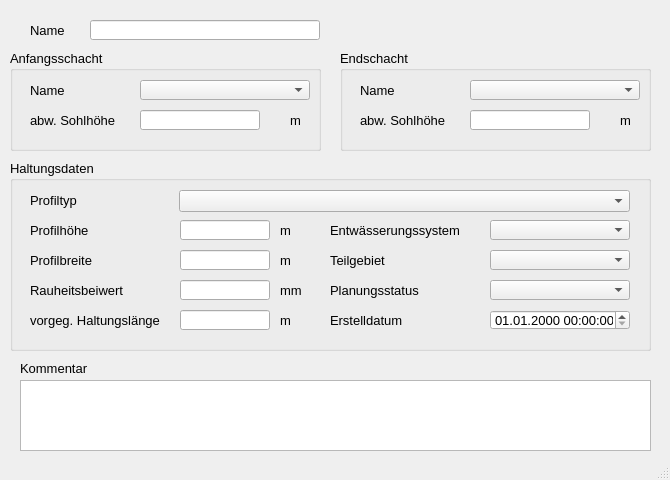
Before: the Qt Designer form qkan/forms/qkan_qregler.ui in hoettges/QKan, drawn with Qt 5.
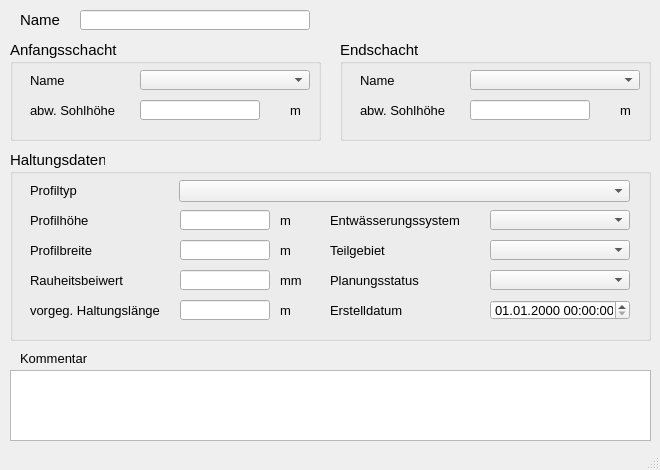
After: the same form once the commit is applied. Custom widgets are drawn as their Qt base class.

```diff
--- a/qkan/forms/qkan_qregler.ui
+++ b/qkan/forms/qkan_qregler.ui
@@ -9,8 +9,8 @@
    <rect>
     <x>0</x>
     <y>0</y>
-    <width>670</width>
-    <height>480</height>
+    <width>660</width>
+    <height>470</height>
    </rect>
   </property>
   <property name="sizePolicy">
@@ -21,8 +21,8 @@
   </property>
   <property name="minimumSize">
    <size>
-    <width>670</width>
-    <height>480</height>
+    <width>660</width>
+    <height>470</height>
    </size>
   </property>
   <property name="maximumSize">
@@ -50,8 +50,8 @@
    <widget class="QLabel" name="label">
     <property name="geometry">
      <rect>
-      <x>30</x>
-      <y>20</y>
+      <x>20</x>
+      <y>10</y>
       <width>40</width>
       <height>20</height>
      </rect>
@@ -59,7 +59,7 @@
     <property name="font">
      <font>
       <family>Tahoma</family>
-      <pointsize>10</pointsize>
+      <pointsize>11</pointsize>
      </font>
     </property>
     <property name="text">
@@ -69,8 +69,8 @@
    <widget class="QLineEdit" name="haltnam">
     <property name="geometry">
      <rect>
-      <x>90</x>
-      <y>20</y>
+      <x>80</x>
+      <y>10</y>
       <width>230</width>
       <height>20</height>
      </rect>
@@ -85,9 +85,9 @@
    <widget class="QTextEdit" name="kommentar">
     <property name="geometry">
      <rect>
-      <x>20</x>
-      <y>380</y>
-      <width>631</width>
+      <x>10</x>
+      <y>370</y>
+      <width>641</width>
       <height>71</height>
      </rect>
     </property>
@@ -102,7 +102,7 @@
     <property name="geometry">
      <rect>
       <x>20</x>
-      <y>360</y>
+      <y>350</y>
       <width>81</width>
       <height>16</height>
      </rect>
@@ -121,7 +121,7 @@
     <property name="geometry">
      <rect>
       <x>10</x>
-      <y>160</y>
+      <y>150</y>
       <width>641</width>
       <height>191</height>
      </rect>
@@ -129,7 +129,7 @@
     <property name="font">
      <font>
       <family>Tahoma</family>
-      <pointsize>10</pointsize>
+      <pointsize>11</pointsize>
      </font>
     </property>
     <property name="title">
@@ -166,6 +166,18 @@
        <height>20</height>
       </rect>
      </property>
+     <property name="font">
+      <font>
+       <family>Tahoma</family>
+       <pointsize>10</pointsize>
+      </font>
+     </property>
+     <property name="toolTip">
+      <string>&lt;html&gt;&lt;head/&gt;&lt;body&gt;&lt;p&gt;&lt;span style=&quot; font-family:'Calibri','sans-serif';&quot;&gt;Manning-Strickler Beiwert (kst)&lt;/span&gt;&lt;/p&gt;&lt;/body&gt;&lt;/html&gt;</string>
+     </property>
+     <property name="statusTip">
+      <string>Manning-Strickler Beiwert (kst)</string>
+     </property>
     </widget>
     <widget class="QLabel" name="label_7">
      <property name="geometry">
@@ -176,6 +188,12 @@
        <height>21</height>
       </rect>
      </property>
+     <property name="font">
+      <font>
+       <family>Tahoma</family>
+       <pointsize>10</pointsize>
+      </font>
+     </property>
      <property name="text">
       <string>Profilbreite</string>
      </property>
@@ -189,6 +207,18 @@
        <height>20</height>
       </rect>
      </property>
+     <property name="font">
+      <font>
+       <family>Tahoma</family>
+       <pointsize>10</pointsize>
+      </font>
+     </property>
+     <property name="toolTip">
+      <string>&lt;html&gt;&lt;head/&gt;&lt;body&gt;&lt;p&gt;zur Zuordnung auf ein selbstständig festgelegtes Teilgebiet&lt;/p&gt;&lt;/body&gt;&lt;/html&gt;</string>
+     </property>
+     <property name="statusTip">
+      <string>zur Zuordnung auf ein selbstständig festgelegtes Teilgebiet</string>
+     </property>
     </widget>
     <widget class="QLabel" name="label_20">
      <property name="geometry">
@@ -199,6 +229,12 @@
        <height>21</height>
       </rect>
      </property>
+     <property name="font">
+      <font>
+       <family>Tahoma</family>
+       <pointsize>10</pointsize>
+      </font>
+     </property>
      <property name="text">
       <string>m </string>
      </property>
@@ -212,6 +248,12 @@
        <height>20</height>
       </rect>
      </property>
+     <property name="font">
+      <font>
+       <family>Tahoma</family>
+       <pointsize>10</pointsize>
+      </font>
+     </property>
      <property name="text">
       <string>m </string>
      </property>
@@ -225,6 +267,12 @@
        <height>20</height>
       </rect>
      </property>
+     <property name="font">
+      <font>
+       <family>Tahoma</family>
+       <pointsize>10</pointsize>
+      </font>
+     </property>
      <property name="toolTip">
       <string>&lt;html&gt;&lt;head/&gt;&lt;body&gt;&lt;p&gt;&lt;span style=&quot; font-size:10pt;&quot;&gt;vorgegebene Haltungslänge, falls diese nicht automatisch berechnet werden soll&lt;/span&gt;&lt;/p&gt;&lt;/body&gt;&lt;/html&gt;</string>
      </property>
@@ -241,6 +289,12 @@
        <height>21</height>
       </rect>
      </property>
+     <property name="font">
+      <font>
+       <family>Tahoma</family>
+       <pointsize>10</pointsize>
+      </font>
+     </property>
      <property name="text">
       <string>Erstelldatum</string>
      </property>
@@ -254,6 +308,18 @@
        <height>20</height>
       </rect>
      </property>
+     <property name="font">
+      <font>
+       <family>Tahoma</family>
+       <pointsize>10</pointsize>
+      </font>
+     </property>
+     <property name="toolTip">
+      <string>&lt;html&gt;&lt;head/&gt;&lt;body&gt;&lt;p&gt;vorh. Entwässerungssystem (z.B. Mischwasser, Regenwasser etc.)&lt;/p&gt;&lt;/body&gt;&lt;/html&gt;</string>
+     </property>
+     <property name="statusTip">
+      <string>vorh. Entwässerungssystem (z.B. Mischwasser, Regenwasser etc.)</string>
+     </property>
     </widget>
     <widget class="QComboBox" name="profilnam">
      <property name="geometry">
@@ -264,6 +330,18 @@
        <height>22</height>
       </rect>
      </property>
+     <property name="font">
+      <font>
+       <family>Tahoma</family>
+       <pointsize>10</pointsize>
+      </font>
+     </property>
+     <property name="toolTip">
+      <string>&lt;html&gt;&lt;head/&gt;&lt;body&gt;&lt;p&gt;Profiltyp für das Rohr&lt;/p&gt;&lt;/body&gt;&lt;/html&gt;</string>
+     </property>
+     <property name="statusTip">
+      <string>Profiltyp für das Rohr</string>
+     </property>
     </widget>
     <widget class="QLabel" name="label_54">
      <property name="geometry">
@@ -274,6 +352,12 @@
        <height>21</height>
       </rect>
      </property>
+     <property name="font">
+      <font>
+       <family>Tahoma</family>
+       <pointsize>10</pointsize>
+      </font>
+     </property>
      <property name="text">
       <string>Profiltyp</string>
      </property>
@@ -287,6 +371,12 @@
        <height>21</height>
       </rect>
      </property>
+     <property name="font">
+      <font>
+       <family>Tahoma</family>
+       <pointsize>10</pointsize>
+      </font>
+     </property>
      <property name="text">
       <string>vorgeg. Haltungslänge</string>
      </property>
@@ -300,6 +390,12 @@
        <height>21</height>
       </rect>
      </property>
+     <property name="font">
+      <font>
+       <family>Tahoma</family>
+       <pointsize>10</pointsize>
+      </font>
+     </property>
      <property name="text">
       <string>Teilgebiet</string>
      </property>
@@ -316,6 +412,12 @@
        <height>21</height>
       </rect>
      </property>
+     <property name="font">
+      <font>
+       <family>Tahoma</family>
+       <pointsize>10</pointsize>
+      </font>
+     </property>
      <property name="text">
       <string>Entwässerungssystem</string>
      </property>
@@ -329,6 +431,18 @@
        <height>20</height>
       </rect>
      </property>
+     <property name="font">
+      <font>
+       <family>Tahoma</family>
+       <pointsize>10</pointsize>
+      </font>
+     </property>
+     <property name="toolTip">
+      <string>&lt;html&gt;&lt;head/&gt;&lt;body&gt;&lt;p&gt;Bedeutung hängt vom Profiltyp ab&lt;/p&gt;&lt;/body&gt;&lt;/html&gt;</string>
+     </property>
+     <property name="statusTip">
+      <string>Bedeutung hängt vom Profiltyp ab</string>
+     </property>
     </widget>
     <widget class="QLabel" name="label_10">
      <property name="geometry">
@@ -339,6 +453,12 @@
        <height>21</height>
       </rect>
      </property>
+     <property name="font">
+      <font>
+       <family>Tahoma</family>
+       <pointsize>10</pointsize>
+      </font>
+     </property>
      <property name="text">
       <string>Planungsstatus</string>
      </property>
@@ -355,6 +475,12 @@
        <height>21</height>
       </rect>
      </property>
+     <property name="font">
+      <font>
+       <family>Tahoma</family>
+       <pointsize>10</pointsize>
+      </font>
+     </property>
      <property name="text">
       <string>m </string>
      </property>
@@ -368,6 +494,18 @@
        <height>20</height>
       </rect>
      </property>
+     <property name="font">
+      <font>
+       <family>Tahoma</family>
+       <pointsize>10</pointsize>
+      </font>
+     </property>
+     <property name="toolTip">
+      <string>&lt;html&gt;&lt;head/&gt;&lt;body&gt;&lt;p&gt;Bedeutung hängt vom Profiltyp ab&lt;/p&gt;&lt;/body&gt;&lt;/html&gt;</string>
+     </property>
+     <property name="statusTip">
+      <string>Bedeutung hängt vom Profiltyp ab</string>
+     </property>
     </widget>
     <widget class="QLabel" name="label_6">
      <property name="geometry">
@@ -378,6 +516,12 @@
        <height>21</height>
       </rect>
      </property>
+     <property name="font">
+      <font>
+       <family>Tahoma</family>
+       <pointsize>10</pointsize>
+      </font>
+     </property>
      <property name="text">
       <string>Profilhöhe</string>
      </property>
@@ -391,6 +535,12 @@
        <height>21</height>
       </rect>
      </property>
+     <property name="font">
+      <font>
+       <family>Tahoma</family>
+       <pointsize>10</pointsize>
+      </font>
+     </property>
      <property name="text">
       <string>mm</string>
      </property>
@@ -404,6 +554,12 @@
        <height>20</height>
       </rect>
      </property>
+     <property name="font">
+      <font>
+       <family>Tahoma</family>
+       <pointsize>10</pointsize>
+      </font>
+     </property>
      <property name="text">
       <string>Rauheitsbeiwert</string>
      </property>
@@ -417,13 +573,25 @@
        <height>20</height>
       </rect>
      </property>
+     <property name="font">
+      <font>
+       <family>Tahoma</family>
+       <pointsize>10</pointsize>
+      </font>
+     </property>
+     <property name="toolTip">
+      <string>&lt;html&gt;&lt;head/&gt;&lt;body&gt;&lt;p&gt;&lt;span style=&quot; font-family:'Calibri','sans-serif';&quot;&gt;aktueller Status (z.B. vorhanden, in Planung etc.)&lt;/span&gt;&lt;/p&gt;&lt;/body&gt;&lt;/html&gt;</string>
+     </property>
+     <property name="statusTip">
+      <string>aktueller Status (z.B. vorhanden, in Planung etc.)</string>
+     </property>
     </widget>
    </widget>
    <widget class="QGroupBox" name="groupBox_3">
     <property name="geometry">
      <rect>
       <x>340</x>
-      <y>50</y>
+      <y>40</y>
       <width>311</width>
       <height>101</height>
      </rect>
@@ -431,7 +599,7 @@
     <property name="font">
      <font>
       <family>Tahoma</family>
-      <pointsize>10</pointsize>
+      <pointsize>11</pointsize>
      </font>
     </property>
     <property name="title">
@@ -446,6 +614,12 @@
        <height>20</height>
       </rect>
      </property>
+     <property name="font">
+      <font>
+       <family>Tahoma</family>
+       <pointsize>10</pointsize>
+      </font>
+     </property>
      <property name="toolTip">
       <string>von Schachtsohle abweichende Sohlhöhe</string>
      </property>
@@ -462,6 +636,12 @@
        <height>21</height>
       </rect>
      </property>
+     <property name="font">
+      <font>
+       <family>Tahoma</family>
+       <pointsize>10</pointsize>
+      </font>
+     </property>
      <property name="text">
       <string>Name</string>
      </property>
@@ -475,6 +655,12 @@
        <height>21</height>
       </rect>
      </property>
+     <property name="font">
+      <font>
+       <family>Tahoma</family>
+       <pointsize>10</pointsize>
+      </font>
+     </property>
      <property name="text">
       <string>abw. Sohlhöhe</string>
      </property>
@@ -488,6 +674,12 @@
        <height>21</height>
       </rect>
      </property>
+     <property name="font">
+      <font>
+       <family>Tahoma</family>
+       <pointsize>10</pointsize>
+      </font>
+     </property>
      <property name="text">
       <string>m</string>
      </property>
@@ -501,13 +693,25 @@
        <height>20</height>
       </rect>
      </property>
+     <property name="font">
+      <font>
+       <family>Tahoma</family>
+       <pointsize>10</pointsize>
+      </font>
+     </property>
+     <property name="toolTip">
+      <string>&lt;html&gt;&lt;head/&gt;&lt;body&gt;&lt;p&gt;&lt;span style=&quot; font-family:'Calibri','sans-serif';&quot;&gt;Name des unteren Schachts&lt;/span&gt;&lt;/p&gt;&lt;/body&gt;&lt;/html&gt;</string>
+     </property>
+     <property name="statusTip">
+      <string>Name des unteren Schachts</string>
+     </property>
     </widget>
    </widget>
    <widget class="QGroupBox" name="groupBox">
     <property name="geometry">
      <rect>
       <x>10</x>
-      <y>50</y>
+      <y>40</y>
       <width>311</width>
       <height>101</height>
      </rect>
@@ -515,7 +719,7 @@
     <property name="font">
      <font>
       <family>Tahoma</family>
-      <pointsize>10</pointsize>
+      <pointsize>11</pointsize>
      </font>
     </property>
     <property name="title">
@@ -530,6 +734,12 @@
        <height>21</height>
       </rect>
      </property>
+     <property name="font">
+      <font>
+       <family>Tahoma</family>
+       <pointsize>10</pointsize>
+      </font>
+     </property>
      <property name="text">
       <string>Name</string>
      </property>
@@ -543,6 +753,12 @@
        <height>21</height>
       </rect>
      </property>
+     <property name="font">
+      <font>
+       <family>Tahoma</family>
+       <pointsize>10</pointsize>
+      </font>
+     </property>
      <property name="text">
       <string>abw. Sohlhöhe</string>
      </property>
@@ -556,6 +772,12 @@
        <height>21</height>
       </rect>
      </property>
+     <property name="font">
+      <font>
+       <family>Tahoma</family>
+       <pointsize>10</pointsize>
+      </font>
+     </property>
      <property name="text">
       <string>m</string>
      </property>
@@ -569,6 +791,18 @@
        <height>20</height>
       </rect>
      </property>
+     <property name="font">
+      <font>
+       <family>Tahoma</family>
+       <pointsize>10</pointsize>
+      </font>
+     </property>
+     <property name="toolTip">
+      <string>&lt;html&gt;&lt;head/&gt;&lt;body&gt;&lt;p&gt;&lt;span style=&quot; font-family:'Calibri','sans-serif';&quot;&gt;Name des oberen Schachts&lt;/span&gt;&lt;/p&gt;&lt;/body&gt;&lt;/html&gt;</string>
+     </property>
+     <property name="statusTip">
+      <string>Name des oberen Schachts</string>
+     </property>
     </widget>
     <widget class="QLineEdit" name="sohleoben">
      <property name="geometry">
@@ -579,6 +813,12 @@
        <height>20</height>
       </rect>
      </property>
+     <property name="font">
+      <font>
+       <family>Tahoma</family>
+       <pointsize>10</pointsize>
+      </font>
+     </property>
      <property name="toolTip">
       <string>von Schachtsohle abweichende Sohlhöhe</string>
      </property>
```
Left out of the diff: 14 changed lines with no effect on the pictures.
